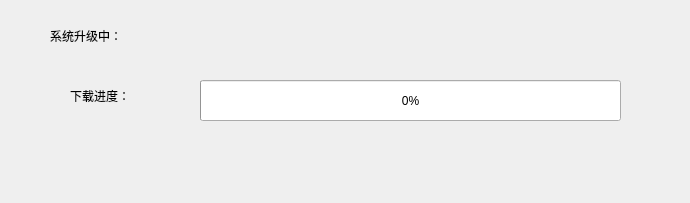
Qt form updateWindow.ui (yangyi1976/visualProductPass) before a commit.
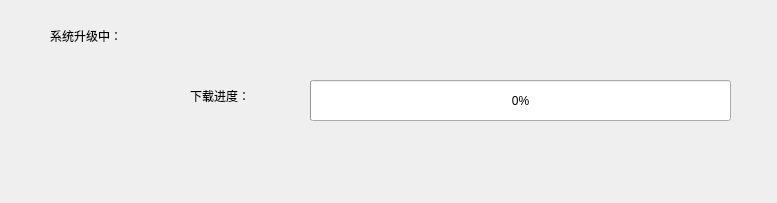
The same form after that commit.

Diff of the .ui file:
```diff
--- a/updateWindow.ui
+++ b/updateWindow.ui
@@ -6,7 +6,7 @@
    <rect>
     <x>0</x>
     <y>0</y>
-    <width>690</width>
+    <width>777</width>
     <height>203</height>
    </rect>
   </property>
@@ -32,7 +32,7 @@
   <widget class="QProgressBar" name="progressBar">
    <property name="geometry">
     <rect>
-     <x>200</x>
+     <x>310</x>
      <y>80</y>
      <width>421</width>
      <height>41</height>
@@ -45,9 +45,9 @@
   <widget class="QLabel" name="label_2">
    <property name="geometry">
     <rect>
-     <x>70</x>
+     <x>190</x>
      <y>80</y>
-     <width>111</width>
+     <width>101</width>
      <height>31</height>
     </rect>
    </property>
@@ -58,6 +58,26 @@
     <string>下载进度：</string>
    </property>
   </widget>
+  <widget class="QLabel" name="lbFileName">
+   <property name="geometry">
+    <rect>
+     <x>20</x>
+     <y>80</y>
+     <width>161</width>
+     <height>31</height>
+    </rect>
+   </property>
+   <property name="styleSheet">
+    <string notr="true">font: 16pt &quot;Arial&quot;;
+</string>
+   </property>
+   <property name="text">
+    <string/>
+   </property>
+   <property name="alignment">
+    <set>Qt::AlignCenter</set>
+   </property>
+  </widget>
  </widget>
  <resources/>
  <connections/>
```
Left out of the diff: 2 changed lines with no effect on the pictures.
